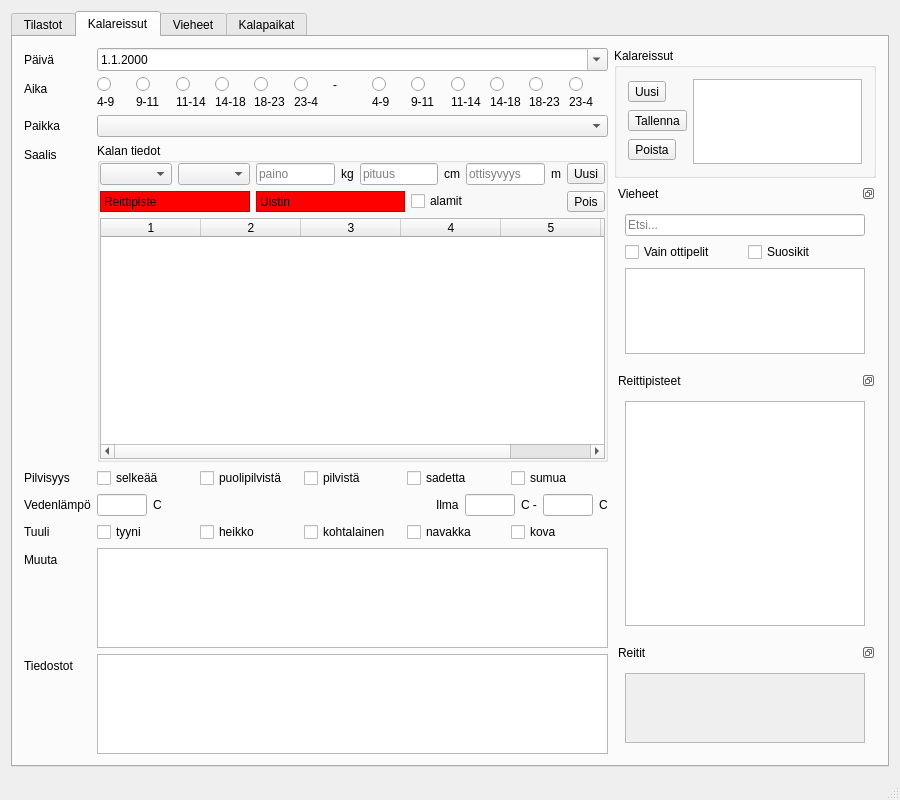
First picture: the form in mainwindow.ui, repository samuliwritescode/uistelupaivakirja-desktop, before the edit.
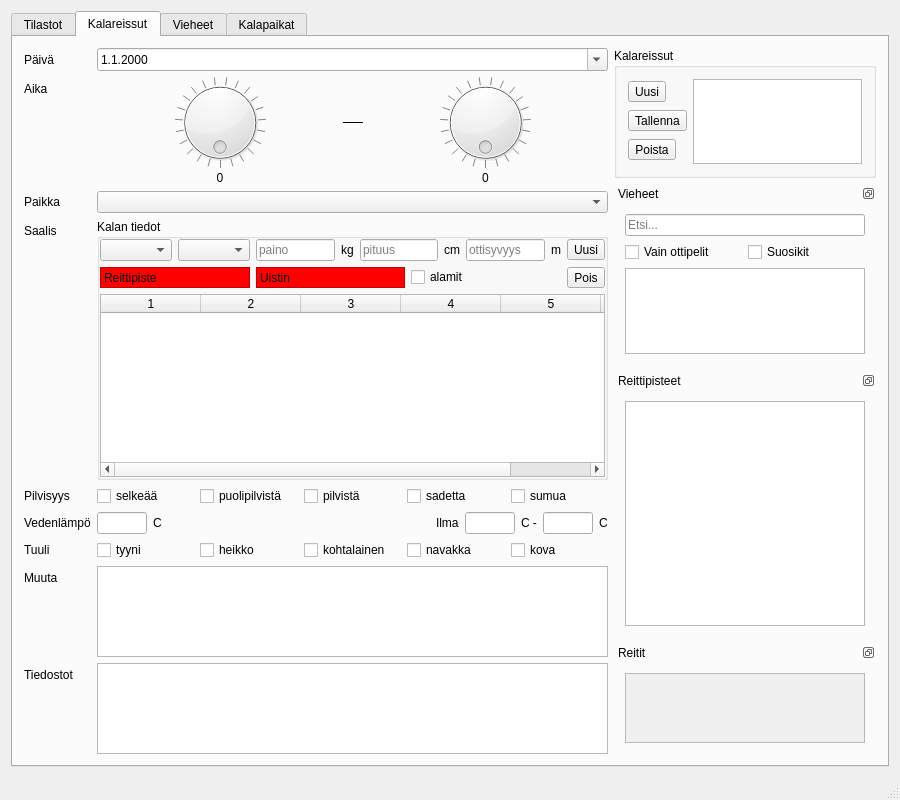
Second picture: the form after the edit. Icons and pictures are not drawn.

Commit message: -Ajat toteutettu QDialilla

The edit to the form file:
```diff
--- a/mainwindow.ui
+++ b/mainwindow.ui
@@ -680,213 +680,94 @@
              <number>3</number>
             </property>
             <item row="0" column="0">
-             <widget class="QRadioButton" name="radiostart49">
-              <property name="text">
-               <string/>
+             <widget class="QDial" name="startDial">
+              <property name="minimum">
+               <number>0</number>
               </property>
-              <attribute name="buttonGroup">
-               <string>buttonGroup</string>
-              </attribute>
-             </widget>
-            </item>
-            <item row="1" column="0">
-             <widget class="QLabel" name="label_6">
-              <property name="text">
-               <string>4-9</string>
+              <property name="maximum">
+               <number>23</number>
               </property>
-             </widget>
-            </item>
-            <item row="0" column="1">
-             <widget class="QRadioButton" name="radiostart911">
-              <property name="text">
-               <string/>
+              <property name="pageStep">
+               <number>1</number>
               </property>
-              <attribute name="buttonGroup">
-               <string>buttonGroup</string>
-              </attribute>
+              <property name="value">
+               <number>0</number>
+              </property>
+              <property name="tracking">
+               <bool>true</bool>
+              </property>
+              <property name="wrapping">
+               <bool>true</bool>
+              </property>
+              <property name="notchesVisible">
+               <bool>true</bool>
+              </property>
              </widget>
             </item>
             <item row="0" column="2">
-             <widget class="QRadioButton" name="radiostart1114">
-              <property name="text">
-               <string/>
+             <widget class="QDial" name="endDial">
+              <property name="minimum">
+               <number>0</number>
               </property>
-              <attribute name="buttonGroup">
-               <string>buttonGroup</string>
-              </attribute>
+              <property name="maximum">
+               <number>23</number>
+              </property>
+              <property name="pageStep">
+               <number>1</number>
+              </property>
+              <property name="value">
+               <number>0</number>
+              </property>
+              <property name="sliderPosition">
+               <number>0</number>
+              </property>
+              <property name="wrapping">
+               <bool>true</bool>
+              </property>
+              <property name="notchesVisible">
+               <bool>true</bool>
+              </property>
              </widget>
             </item>
-            <item row="1" column="1">
-             <widget class="QLabel" name="label_7">
-              <property name="text">
-               <string>9-11</string>
+            <item row="0" column="1">
+             <widget class="Line" name="line">
+              <property name="maximumSize">
+               <size>
+                <width>20</width>
+                <height>16777215</height>
+               </size>
+              </property>
+              <property name="frameShadow">
+               <enum>QFrame::Plain</enum>
+              </property>
+              <property name="lineWidth">
+               <number>1</number>
+              </property>
+              <property name="orientation">
+               <enum>Qt::Horizontal</enum>
               </property>
              </widget>
             </item>
             <item row="1" column="2">
              <widget class="QLabel" name="label_14">
               <property name="text">
-               <string>11-14</string>
+               <string>0</string>
               </property>
-             </widget>
-            </item>
-            <item row="0" column="3">
-             <widget class="QRadioButton" name="radiostart1418">
-              <property name="text">
-               <string/>
+              <property name="alignment">
+               <set>Qt::AlignCenter</set>
               </property>
               <attribute name="buttonGroup">
                <string>buttonGroup</string>
               </attribute>
              </widget>
             </item>
-            <item row="0" column="4">
-             <widget class="QRadioButton" name="radiostart1823">
+            <item row="1" column="0">
+             <widget class="QLabel" name="timeStartLbl">
               <property name="text">
-               <string/>
+               <string>0</string>
               </property>
-              <attribute name="buttonGroup">
-               <string>buttonGroup</string>
-              </attribute>
-             </widget>
-            </item>
-            <item row="0" column="5">
-             <widget class="QRadioButton" name="radiostart234">
-              <property name="text">
-               <string/>
-              </property>
-              <attribute name="buttonGroup">
-               <string>buttonGroup</string>
-              </attribute>
-             </widget>
-            </item>
-            <item row="1" column="3">
-             <widget class="QLabel" name="label_15">
-              <property name="text">
-               <string>14-18</string>
-              </property>
-             </widget>
-            </item>
-            <item row="1" column="4">
-             <widget class="QLabel" name="label_16">
-              <property name="text">
-               <string>18-23</string>
-              </property>
-             </widget>
-            </item>
-            <item row="1" column="5">
-             <widget class="QLabel" name="label_17">
-              <property name="text">
-               <string>23-4</string>
-              </property>
-             </widget>
-            </item>
-            <item row="0" column="6">
-             <widget class="QLabel" name="label_18">
-              <property name="text">
-               <string>-</string>
-              </property>
-             </widget>
-            </item>
-            <item row="0" column="7">
-             <widget class="QRadioButton" name="radioend49">
-              <property name="text">
-               <string/>
-              </property>
-              <attribute name="buttonGroup">
-               <string>buttonGroup_2</string>
-              </attribute>
-             </widget>
-            </item>
-            <item row="0" column="8">
-             <widget class="QRadioButton" name="radioend911">
-              <property name="text">
-               <string/>
-              </property>
-              <attribute name="buttonGroup">
-               <string>buttonGroup_2</string>
-              </attribute>
-             </widget>
-            </item>
-            <item row="0" column="9">
-             <widget class="QRadioButton" name="radioend1114">
-              <property name="text">
-               <string/>
-              </property>
-              <attribute name="buttonGroup">
-               <string>buttonGroup_2</string>
-              </attribute>
-             </widget>
-            </item>
-            <item row="0" column="10">
-             <widget class="QRadioButton" name="radioend1418">
-              <property name="text">
-               <string/>
-              </property>
-              <attribute name="buttonGroup">
-               <string>buttonGroup_2</string>
-              </attribute>
-             </widget>
-            </item>
-            <item row="0" column="11">
-             <widget class="QRadioButton" name="radioend1823">
-              <property name="text">
-               <string/>
-              </property>
-              <attribute name="buttonGroup">
-               <string>buttonGroup_2</string>
-              </attribute>
-             </widget>
-            </item>
-            <item row="0" column="12">
-             <widget class="QRadioButton" name="radioend234">
-              <property name="text">
-               <string/>
-              </property>
-              <attribute name="buttonGroup">
-               <string>buttonGroup_2</string>
-              </attribute>
-             </widget>
-            </item>
-            <item row="1" column="7">
-             <widget class="QLabel" name="label_19">
-              <property name="text">
-               <string>4-9</string>
-              </property>
-             </widget>
-            </item>
-            <item row="1" column="8">
-             <widget class="QLabel" name="label_20">
-              <property name="text">
-               <string>9-11</string>
-              </property>
-             </widget>
-            </item>
-            <item row="1" column="9">
-             <widget class="QLabel" name="label_21">
-              <property name="text">
-               <string>11-14</string>
-              </property>
-             </widget>
-            </item>
-            <item row="1" column="10">
-             <widget class="QLabel" name="label_22">
-              <property name="text">
-               <string>14-18</string>
-              </property>
-             </widget>
-            </item>
-            <item row="1" column="11">
-             <widget class="QLabel" name="label_23">
-              <property name="text">
-               <string>18-23</string>
-              </property>
-             </widget>
-            </item>
-            <item row="1" column="12">
-             <widget class="QLabel" name="label_24">
-              <property name="text">
-               <string>23-4</string>
+              <property name="alignment">
+               <set>Qt::AlignCenter</set>
               </property>
              </widget>
             </item>
```
Left out of the diff: 5 changed lines with no effect on the pictures. The commit also changes 2 other files.
